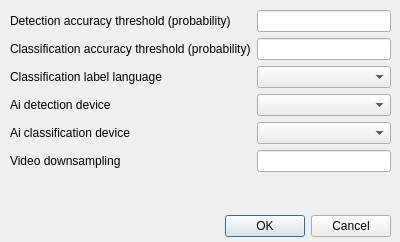
Qt form wadas/ui/qt/configure_ai_model.ui (stefanodellosa-personal/WADAS) before a commit.
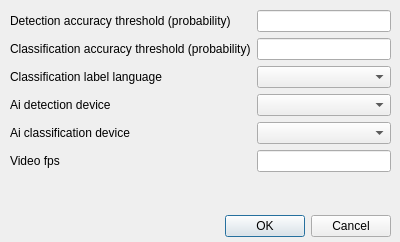
The same form after that commit.

Commit message: Rename video downsampling to video fps and update related functionality

What changed in the file:
```diff
--- a/wadas/ui/qt/configure_ai_model.ui
+++ b/wadas/ui/qt/configure_ai_model.ui
@@ -113,7 +113,7 @@
     <item row="5" column="0">
      <widget class="QLabel" name="label_4">
       <property name="text">
-       <string>Video downsampling</string>
+       <string>Video fps</string>
       </property>
      </widget>
     </item>
```
Left out of the diff: 2 changed lines with no effect on the pictures. The commit also changes 6 other files.
